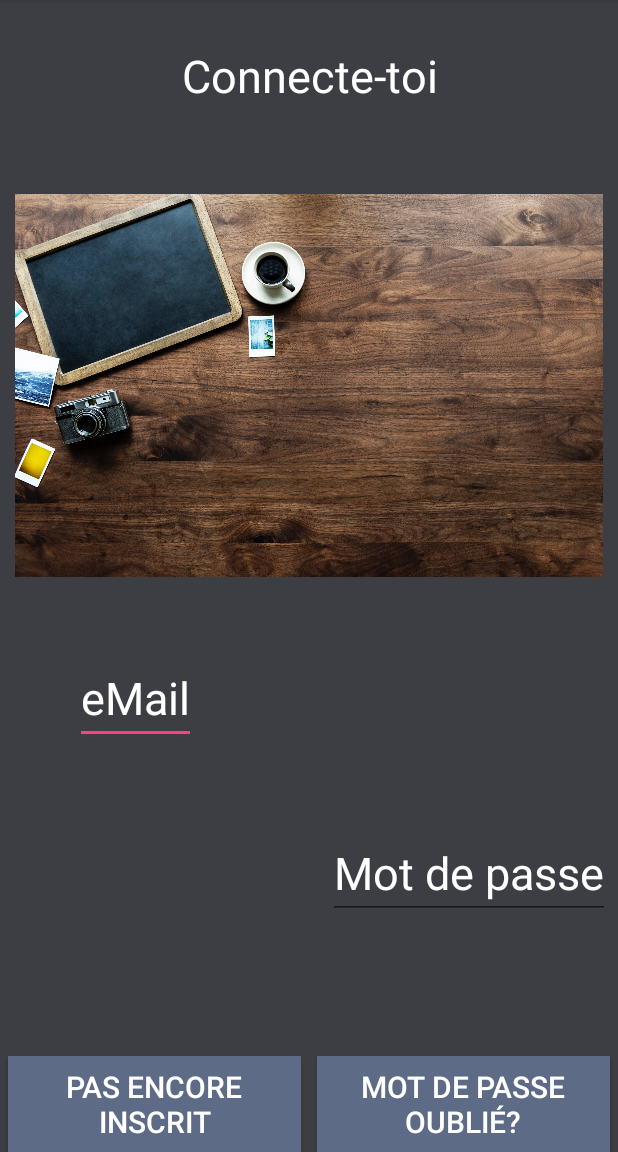
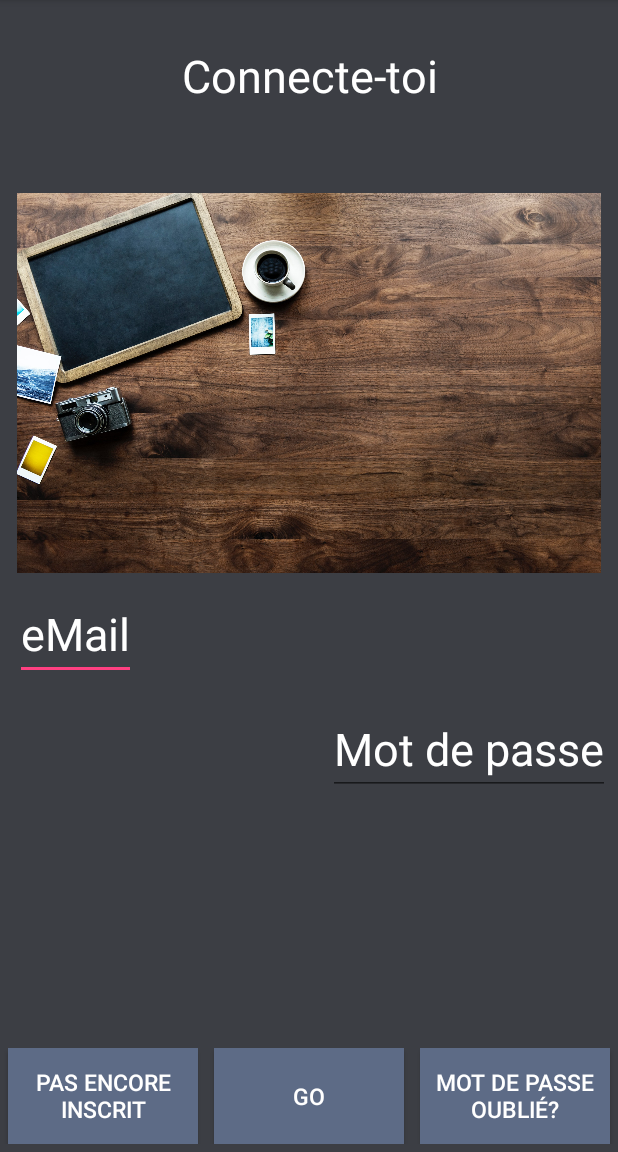
Before and after one commit to Marion904/myFamilyPhotoAlbum, an Android app: the SignInActivity screen opened directly, with no data from a screen before it, on a phone screen of 412 x 824 dp, the part 84-1236 px from its top. Run offline under Robolectric (Android 15) with nearby library versions, the phone set to English and light mode, and no system bars.

```diff
--- a/app/src/main/AndroidManifest.xml
+++ b/app/src/main/AndroidManifest.xml
@@ -10,13 +10,14 @@
         android:supportsRtl="true"
         android:theme="@style/AppTheme">
         <activity android:name=".MainActivity">
+
+        </activity>
+        <activity android:name=".SplashScreen">
             <intent-filter>
                 <action android:name="android.intent.action.MAIN" />
-
                 <category android:name="android.intent.category.LAUNCHER" />
             </intent-filter>
         </activity>
-        <activity android:name=".SplashScreen" />
         <activity android:name=".WelcomeActivity" />
         <activity android:name=".SignInActivity" />
         <activity android:name=".SignUpActivity"></activity>
--- a/app/src/main/res/layout/activity_sign_in.xml
+++ b/app/src/main/res/layout/activity_sign_in.xml
@@ -46,7 +46,7 @@
             android:layout_width="wrap_content"
             android:layout_height="wrap_content"
             android:hint="@string/eMail"
-            android:layout_margin="50dp"
+            android:layout_margin="10dp"
             android:id="@+id/eMailLogIn"
             android:textSize="30sp"
             android:textColorHint="@color/colorText"
@@ -66,13 +66,14 @@
         android:layout_width="match_parent"
         android:layout_height="0dp"
         android:layout_weight="1"
+        android:layout_marginBottom="5dp"
         android:orientation="horizontal">
 
         <Button
             android:layout_width="0dp"
             android:layout_weight="1"
             android:background="@color/colorButton"
-            android:textSize="20sp"
+            android:textSize="15sp"
             android:gravity="center"
             android:textColor="@color/colorText"
             android:textAlignment="center"
@@ -84,7 +85,20 @@
         <Button
             android:layout_width="0dp"
             android:layout_weight="1"
-            android:textSize="20sp"
+            android:background="@color/colorButton"
+            android:textSize="15sp"
+            android:gravity="center"
+            android:textColor="@color/colorText"
+            android:textAlignment="center"
+            android:layout_marginRight="5dp"
+            android:layout_marginLeft="5dp"
+            android:id="@+id/connect"
+            android:text="@string/connection"
+            android:layout_height="match_parent" />
+        <Button
+            android:layout_width="0dp"
+            android:layout_weight="1"
+            android:textSize="15sp"
             android:gravity="center"
             android:textColor="@color/colorText"
             android:textAlignment="center"
--- a/app/src/main/res/values/strings.xml
+++ b/app/src/main/res/values/strings.xml
@@ -14,6 +14,7 @@
     <string name="logIn">Connecte-toi</string>
     <string name="cancel">Annuler</string>
     <string name="ok">Ok</string>
+    <string name="connection">Go</string>
     <string name="CGU">Lorem ipsum dolor sit amet, consectetur adipiscing elit, sed do eiusmod tempor incididunt ut labore et dolore magna aliqua. Ut enim ad minim veniam, quis nostrud exercitation ullamco laboris nisi ut aliquip ex ea commodo consequat. Duis aute irure dolor in reprehenderit in voluptate velit esse cillum dolore eu fugiat nulla pariatur. Excepteur sint occaecat cupidatat non proident, sunt in culpa qui officia deserunt mollit anim id est laborum.</string>
     <string name="seeYou">A bientôt!</string>
     <string name="firstName">Prénom</string>
```
Also changed, not shown: app/src/main/java/com/example/accueil/myfamilyphotoalbum/SplashScreen.java (+14 -1 lines), app/src/main/java/com/example/accueil/myfamilyphotoalbum/WelcomeActivity.java (+24 -1 lines).
